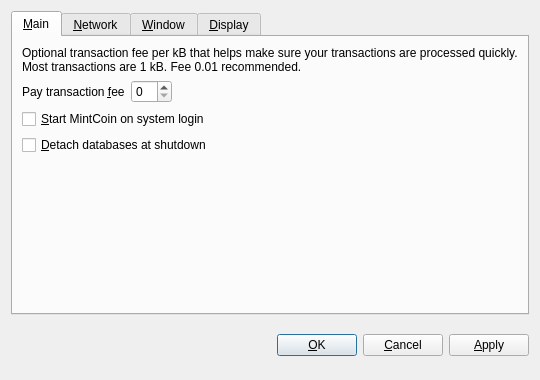
First picture: the form in src/qt/forms/optionsdialog.ui, repository MintcoinCommunity/Mintcoin-Desktop-Wallet, before the edit.
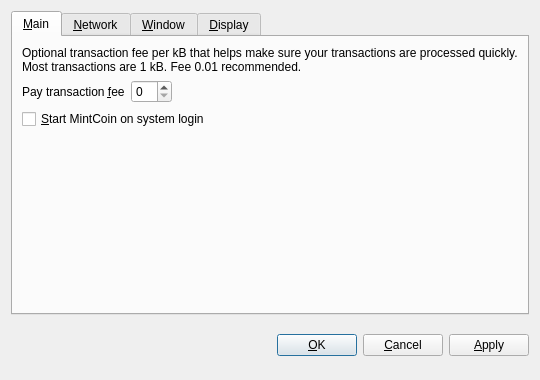
Second picture: the form after the edit. Custom widgets are drawn as their Qt base class.

Commit message:
Remove -detachdb and stop's detach argument.
As the only BDB database left is the wallet, and it is always
detached.

Also remove IsChainFile() predicate and related chainfile-specific
logic.

BTC Commit(s):
92467073adc11a76a26bbb55ccaed454169636f3

What changed in the file:
```diff
--- a/src/qt/forms/optionsdialog.ui
+++ b/src/qt/forms/optionsdialog.ui
@@ -86,16 +86,6 @@
          </property>
         </widget>
        </item>
-       <item>
-        <widget class="QCheckBox" name="detachDatabases">
-         <property name="toolTip">
-          <string>Detach block and address databases at shutdown. This means they can be moved to another data directory, but it slows down shutdown. The wallet is always detached.</string>
-         </property>
-         <property name="text">
-          <string>&amp;Detach databases at shutdown</string>
-         </property>
-        </widget>
-       </item>
        <item>
         <spacer name="verticalSpacer_Main">
          <property name="orientation">
```
The commit also changes 8 other files.
